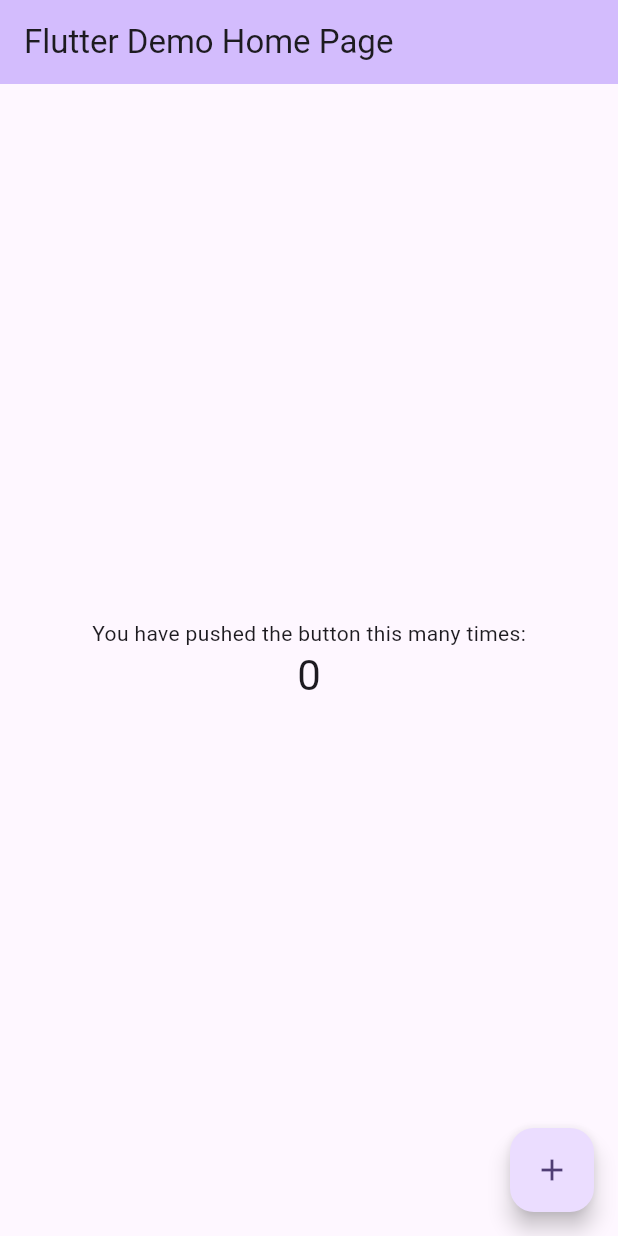
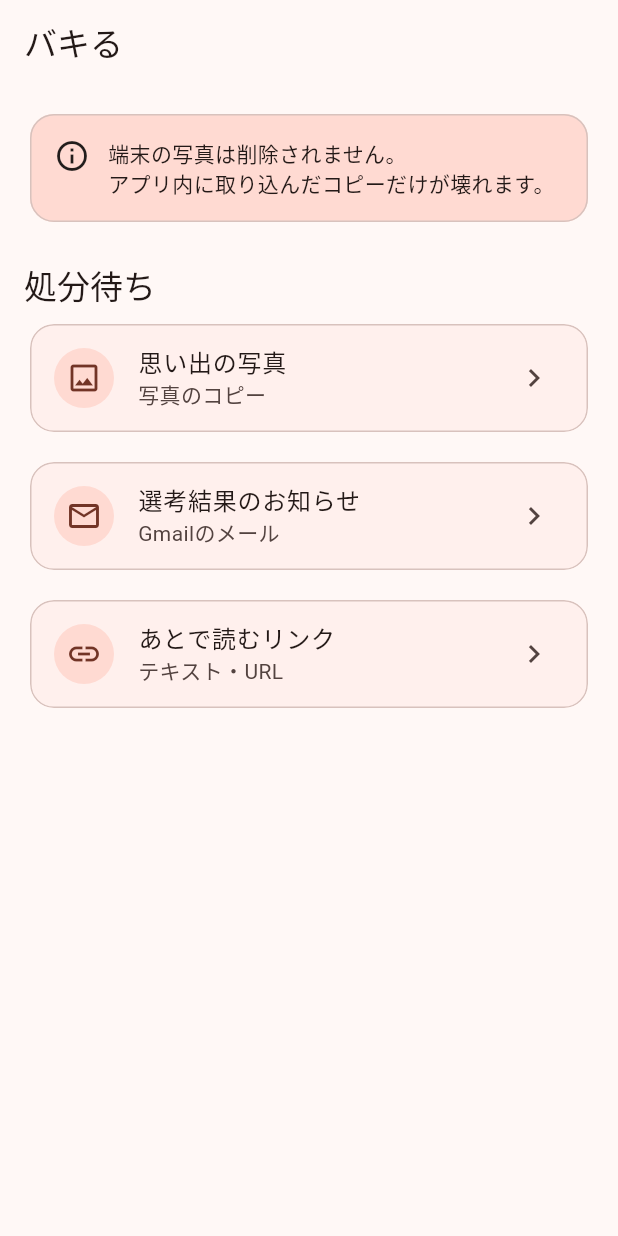
Before and after one commit to wisteriale/bakiru, a Flutter app: the screen it shows after launch, on a phone screen of 412 x 824 dp. Run offline on Flutter 3.47's test engine with Material 3 defaults, Android fonts, the phone set to English and light mode, and no system bars; our stand-ins replace drift, flutter_riverpod; accounts and stored records are empty.

Commit message:
feat(ui): 仮のごみ箱一覧と叩き割る導線を追加

```diff
--- a/lib/app.dart
+++ b/lib/app.dart
@@ -0,0 +1,146 @@
+import 'package:bakiru/core/model/trash_item.dart';
+import 'package:bakiru/core/repository/trash_repository.dart';
+import 'package:bakiru/core/theme/app_theme.dart';
+import 'package:bakiru/features/destroy/ui/shatter/shatter_page.dart';
+import 'package:flutter/material.dart';
+import 'package:flutter_riverpod/flutter_riverpod.dart';
+
+/// アプリ全体のテーマと最初の画面を組み立てるウィジェット。
+class BakiruApp extends StatelessWidget {
+  /// [BakiruApp] を作る。
+  const BakiruApp({super.key});
+
+  @override
+  Widget build(BuildContext context) {
+    return MaterialApp(
+      title: 'バキる',
+      theme: AppTheme.light(),
+      home: const _TrashHomePage(),
+    );
+  }
+}
+
+class _TrashHomePage extends ConsumerWidget {
+  const _TrashHomePage();
+
+  @override
+  Widget build(BuildContext context, WidgetRef ref) {
+    final items = ref.watch(trashRepositoryProvider).watchAll();
+
+    return Scaffold(
+      appBar: AppBar(title: const Text('バキる')),
+      body: StreamBuilder<List<TrashItem>>(
+        stream: items,
+        builder: (context, snapshot) {
+          if (snapshot.hasError) {
+            return const Center(child: Text('ごみ箱を読み込めませんでした。'));
+          }
+          if (!snapshot.hasData) {
+            return const Center(child: CircularProgressIndicator());
+          }
+
+          final trashItems = snapshot.requireData;
+          return ListView(
+            padding: const EdgeInsets.all(16),
+            children: [
+              const _SafetyNotice(),
+              const SizedBox(height: 24),
+              Text('処分待ち', style: Theme.of(context).textTheme.titleLarge),
+              const SizedBox(height: 8),
+              if (trashItems.isEmpty)
+                const _EmptyTrashMessage()
+              else
+                ...trashItems.map(
+                  (item) => Padding(
+                    padding: const EdgeInsets.only(bottom: 12),
+                    child: _TrashItemCard(item: item),
+                  ),
+                ),
+            ],
+          );
+        },
+      ),
+    );
+  }
+}
+
+class _SafetyNotice extends StatelessWidget {
+  const _SafetyNotice();
+
+  @override
+  Widget build(BuildContext context) {
+    return Card(
+      color: Theme.of(context).colorScheme.secondaryContainer,
+      child: const Padding(
+        padding: EdgeInsets.all(16),
+        child: Row(
+          crossAxisAlignment: CrossAxisAlignment.start,
+          children: [
+            Icon(Icons.info_outline),
+            SizedBox(width: 12),
+            Expanded(
+              child: Text(
+                '端末の写真は削除されません。\n'
+                'アプリ内に取り込んだコピーだけが壊れます。',
+              ),
+            ),
+          ],
+        ),
+      ),
+    );
+  }
+}
+
+class _EmptyTrashMessage extends StatelessWidget {
+  const _EmptyTrashMessage();
+
+  @override
+  Widget build(BuildContext context) {
+    return const Padding(
+      padding: EdgeInsets.symmetric(vertical: 48),
+      child: Center(child: Text('まだ処分待ちのものはありません。')),
+    );
+  }
+}
+
+class _TrashItemCard extends StatelessWidget {
+  const _TrashItemCard({required this.item});
+
+  final TrashItem item;
+
+  @override
+  Widget build(BuildContext context) {
+    return Card(
+      clipBehavior: Clip.antiAlias,
+      child: ListTile(
+        leading: CircleAvatar(child: Icon(_iconFor(item.type))),
+        title: Text(item.title),
+        subtitle: Text(_labelFor(item.type)),
+        trailing: const Icon(Icons.chevron_right),
+        onTap: () {
+          Navigator.of(context).push(
+            MaterialPageRoute<void>(
+              builder: (context) => ShatterPage(item: item),
+            ),
+          );
+        },
+      ),
+    );
+  }
+
+  IconData _iconFor(TrashItemType type) {
+    return switch (type) {
+      TrashItemType.photo => Icons.photo_outlined,
+      TrashItemType.mail => Icons.mail_outline,
+      TrashItemType.text => Icons.link,
+    };
+  }
+
+  String _labelFor(TrashItemType type) {
+    return switch (type) {
+      TrashItemType.photo => '写真のコピー',
+      TrashItemType.mail => 'Gmailのメール',
+      TrashItemType.text => 'テキスト・URL',
+    };
+  }
+}
--- a/lib/core/model/trash_item.dart
+++ b/lib/core/model/trash_item.dart
@@ -1,6 +1,6 @@
 /// ごみ箱に入っているもの1件を表す。
 ///
-/// 写真・メール・アプリと中身は違っても、一覧の表示や消去の演出では
+/// 写真・メール・テキストと中身は違っても、一覧の表示や消去の演出では
 /// 同じように扱いたい。そのため各機能はこの型に変換してから
 /// ごみ箱に渡す、という約束にしている。
 class TrashItem {
@@ -19,7 +19,7 @@ class TrashItem {
   final String id;
 
   /// 何を捨てたのかの種別。
-  final TrashType type;
+  final TrashItemType type;
 
   /// 一覧に表示する名前。
   final String title;
@@ -37,7 +37,7 @@ class TrashItem {
 
   /// 種別ごとの追加情報。
   ///
-  /// 写真なら `{'assetId': 'xxx'}`、メールなら `{'messageId': 'xxx'}`
+  /// 写真なら `{'filePath': 'xxx'}`、メールなら `{'messageId': 'xxx'}`
   /// のように入れておき、実際に消すときに Destroyer が読み出す。
   /// 種別が増えても [TrashItem] 自体を変えずに済むようにするための逃げ道。
   final Map<String, Object?> payload;
@@ -46,16 +46,13 @@ class TrashItem {
 /// [TrashItem] の種別。
 ///
 /// 削除処理をどの Destroyer に任せるかの判定に使う。
-enum TrashType {
-  /// 端末内の写真。
+enum TrashItemType {
+  /// アプリ内にコピーした写真。
   photo,
 
   /// メール（お祈りメールなど）。
   mail,
 
-  /// インストール済みのアプリ。
-  app,
-
-  /// 他アプリから共有されてきた URL やテキスト。
-  shared,
+  /// 他アプリから共有されてきたテキストや URL。
+  text,
 }
--- /dev/null
+++ b/lib/core/theme/app_theme.dart
@@ -0,0 +1,28 @@
+import 'package:flutter/material.dart';
+
+/// バキるで共通して使う配色とウィジェットの見た目。
+abstract final class AppTheme {
+  /// 明るいテーマを返す。
+  static ThemeData light() {
+    final colorScheme = ColorScheme.fromSeed(
+      seedColor: const Color(0xffe35231),
+    );
+
+    return ThemeData(
+      useMaterial3: true,
+      colorScheme: colorScheme,
+      appBarTheme: AppBarTheme(
+        backgroundColor: colorScheme.surface,
+        foregroundColor: colorScheme.onSurface,
+        centerTitle: false,
+      ),
+      cardTheme: CardThemeData(
+        elevation: 0,
+        shape: RoundedRectangleBorder(
+          borderRadius: BorderRadius.circular(16),
+          side: BorderSide(color: colorScheme.outlineVariant),
+        ),
+      ),
+    );
+  }
+}
--- a/lib/main.dart
+++ b/lib/main.dart
@@ -1,135 +1,16 @@
-import 'package:flutter/material.dart';
+import 'package:bakiru/app.dart';
+import 'package:bakiru/core/repository/trash_repository.dart';
+import 'package:flutter/widgets.dart';
 import 'package:flutter_riverpod/flutter_riverpod.dart';
 
+/// アプリを起動する。
 void main() {
-  // ProviderScope が Riverpod の入れ物。これがないと ref が使えない。
-  //
-  // Web で動かない機能（写真・共有・アプリ削除）の偽実装への差し替えは、
-  // ここの overrides だけで行う。こうしておくと features 配下のコードは
-  // kIsWeb を一切知らずに済み、「今どっちの実装が動いているか」を
-  // 探すときもこの1か所を見ればよくなる。
-  //
-  //   overrides: [
-  //     photoRepositoryProvider.overrideWithValue(
-  //       kIsWeb ? FakePhotoRepository() : RealPhotoRepository(),
-  //     ),
-  //   ],
-  runApp(const ProviderScope(child: MyApp()));
+  runApp(
+    ProviderScope(
+      overrides: [
+        trashRepositoryProvider.overrideWithValue(FakeTrashRepository()),
+      ],
+      child: const BakiruApp(),
+    ),
+  );
 }
-
-class MyApp extends StatelessWidget {
-  const MyApp({super.key});
-
-  // This widget is the root of your application.
-  @override
-  Widget build(BuildContext context) {
-    return MaterialApp(
-      title: 'Flutter Demo',
-      theme: ThemeData(
-        // This is the theme of your application.
-        //
-        // TRY THIS: Try running your application with "flutter run". You'll see
-        // the application has a purple toolbar. Then, without quitting the app,
-        // try changing the seedColor in the colorScheme below to Colors.green
-        // and then invoke "hot reload" (save your changes or press the "hot
-        // reload" button in a Flutter-supported IDE, or press "r" if you used
-        // the command line to start the app).
-        //
-        // Notice that the counter didn't reset back to zero; the application
-        // state is not lost during the reload. To reset the state, use hot
-        // restart instead.
-        //
-        // This works for code too, not just values: Most code changes can be
-        // tested with just a hot reload.
-        colorScheme: .fromSeed(seedColor: Colors.deepPurple),
-      ),
-      home: const MyHomePage(title: 'Flutter Demo Home Page'),
-    );
-  }
-}
-
-class MyHomePage extends StatefulWidget {
-  const MyHomePage({super.key, required this.title});
-
-  // This widget is the home page of your application. It is stateful, meaning
-  // that it has a State object (defined below) that contains fields that affect
-  // how it looks.
-
-  // This class is the configuration for the state. It holds the values (in this
-  // case the title) provided by the parent (in this case the App widget) and
-  // used by the build method of the State. Fields in a Widget subclass are
-  // always marked "final".
-
-  final String title;
-
-  @override
-  State<MyHomePage> createState() => _MyHomePageState();
-}
-
-class _MyHomePageState extends State<MyHomePage> {
-  int _counter = 0;
-
-  void _incrementCounter() {
-    setState(() {
-      // This call to setState tells the Flutter framework that something has
-      // changed in this State, which causes it to rerun the build method below
-      // so that the display can reflect the updated values. If we changed
-      // _counter without calling setState(), then the build method would not be
-      // called again, and so nothing would appear to happen.
-      _counter++;
-    });
-  }
-
-  @override
-  Widget build(BuildContext context) {
-    // This method is rerun every time setState is called, for instance as done
-    // by the _incrementCounter method above.
-    //
-    // The Flutter framework has been optimized to make rerunning build methods
-    // fast, so that you can just rebuild anything that needs updating rather
-    // than having to individually change instances of widgets.
-    return Scaffold(
-      appBar: AppBar(
-        // TRY THIS: Try changing the color here to a specific color (to
-        // Colors.amber, perhaps?) and trigger a hot reload to see the AppBar
-        // change color while the other colors stay the same.
-        backgroundColor: Theme.of(context).colorScheme.inversePrimary,
-        // Here we take the value from the MyHomePage object that was created by
-        // the App.build method, and use it to set our appbar title.
-        title: Text(widget.title),
-      ),
-      body: Center(
-        // Center is a layout widget. It takes a single child and positions it
-        // in the middle of the parent.
-        child: Column(
-          // Column is also a layout widget. It takes a list of children and
-          // arranges them vertically. By default, it sizes itself to fit its
-          // children horizontally, and tries to be as tall as its parent.
-          //
-          // Column has various properties to control how it sizes itself and
-          // how it positions its children. Here we use mainAxisAlignment to
-          // center the children vertically; the main axis here is the vertical
-          // axis because Columns are vertical (the cross axis would be
-          // horizontal).
-          //
-          // TRY THIS: Invoke "debug painting" (choose the "Toggle Debug Paint"
-          // action in the IDE, or press "p" in the console), to see the
-          // wireframe for each widget.
-          mainAxisAlignment: .center,
-          children: [
-            const Text('You have pushed the button this many times:'),
-            Text(
-              '$_counter',
-              style: Theme.of(context).textTheme.headlineMedium,
-            ),
-          ],
-        ),
-      ),
-      floatingActionButton: FloatingActionButton(
-        onPressed: _incrementCounter,
-        tooltip: 'Increment',
-        child: const Icon(Icons.add),
-      ),
-    );
-  }
-}
```
Also changed, not shown: lib/core/model/epitaph.dart (added, +45 -0 lines), lib/core/repository/mail_repository.dart (added, +12 -0 lines), lib/core/repository/photo_repository.dart (added, +12 -0 lines), lib/core/repository/trash_repository.dart (added, +88 -0 lines), lib/features/destroy/ui/shatter/shatter_page.dart (added, +49 -0 lines), 2 other files.
